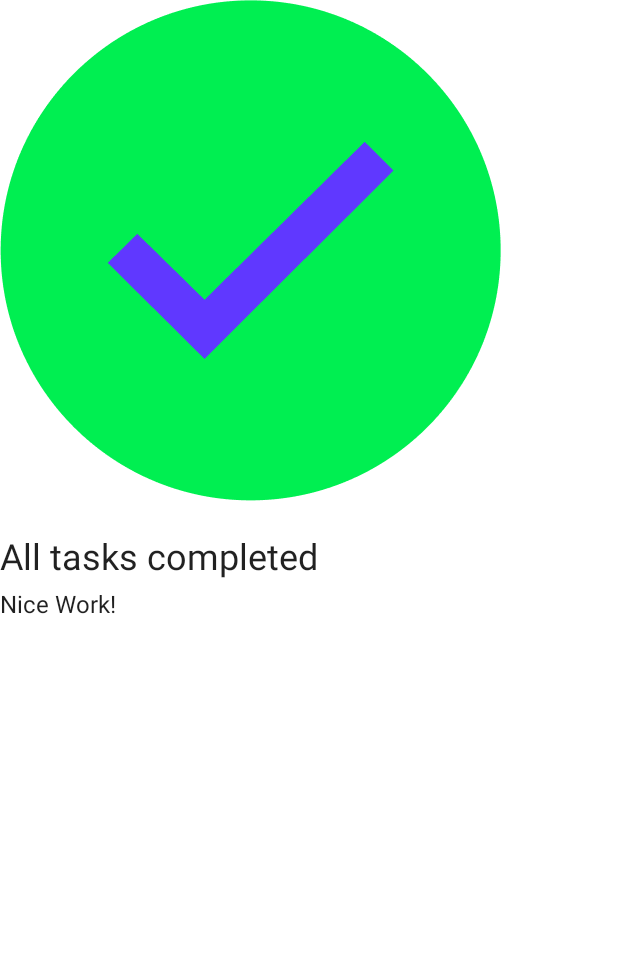
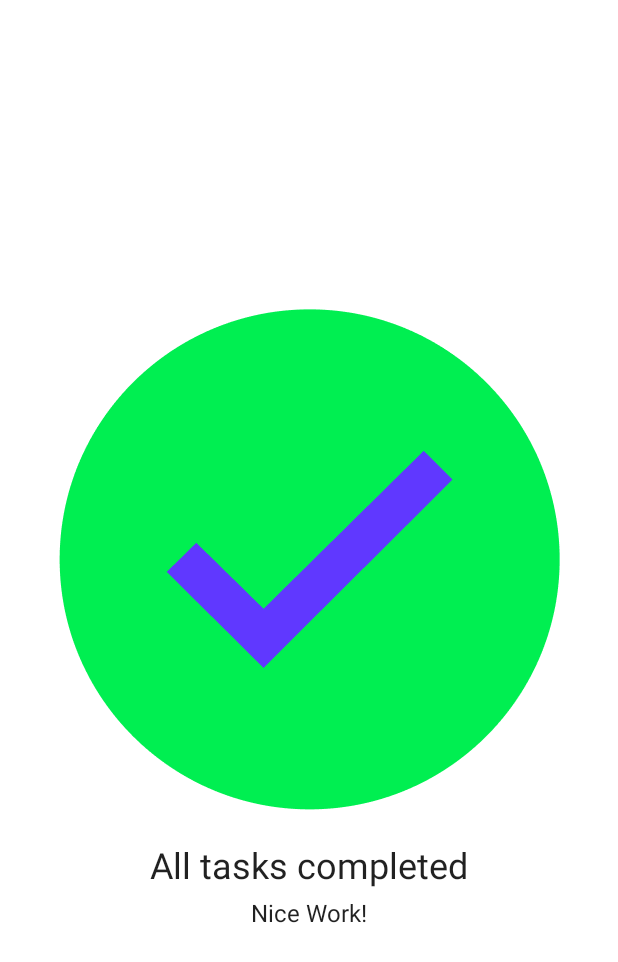
Before and after one commit to sameemul-haque/Android-Basics-with-Compose-Tutorial, an Android app built with Jetpack Compose: the screen it shows after launch (MainActivity), on a phone screen of 412 x 824 dp. Shown: the top 962 px of the screen. Run offline under Robolectric (Android 15) with nearby library versions, the phone set to English and light mode, and no system bars.

Commit message:
center alignment done

```diff
--- a/app/src/main/java/com/samhaqk/taskmanager/MainActivity.kt
+++ b/app/src/main/java/com/samhaqk/taskmanager/MainActivity.kt
@@ -4,13 +4,12 @@ import android.os.Bundle
 import androidx.activity.ComponentActivity
 import androidx.activity.compose.setContent
 import androidx.compose.foundation.Image
-import androidx.compose.foundation.layout.Column
-import androidx.compose.foundation.layout.fillMaxSize
-import androidx.compose.foundation.layout.padding
+import androidx.compose.foundation.layout.*
 import androidx.compose.material.MaterialTheme
 import androidx.compose.material.Surface
 import androidx.compose.material.Text
 import androidx.compose.runtime.Composable
+import androidx.compose.ui.Alignment
 import androidx.compose.ui.Modifier
 import androidx.compose.ui.res.painterResource
 import androidx.compose.ui.tooling.preview.Preview
@@ -38,7 +37,13 @@ class MainActivity : ComponentActivity() {
 @Composable
 fun TaskText() {
     val checkmark = painterResource(id = R.drawable.checkmark)
-    Column {
+    Column(
+        modifier = Modifier
+            .fillMaxWidth()
+            .fillMaxHeight(),
+        horizontalAlignment = Alignment.CenterHorizontally,
+        verticalArrangement = Arrangement.Center
+    ) {
         Image(
             painter = checkmark,
             contentDescription = null
```
